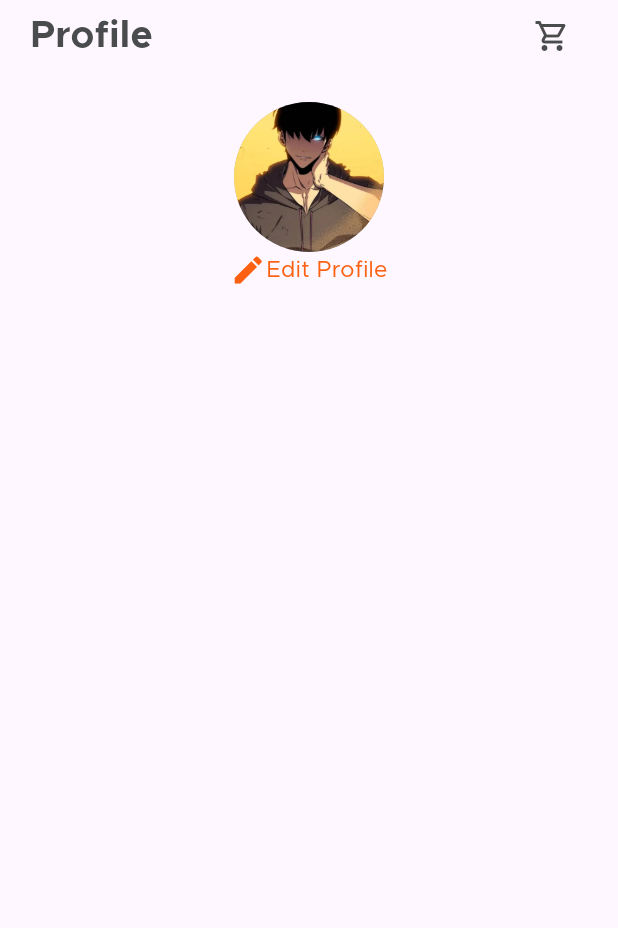
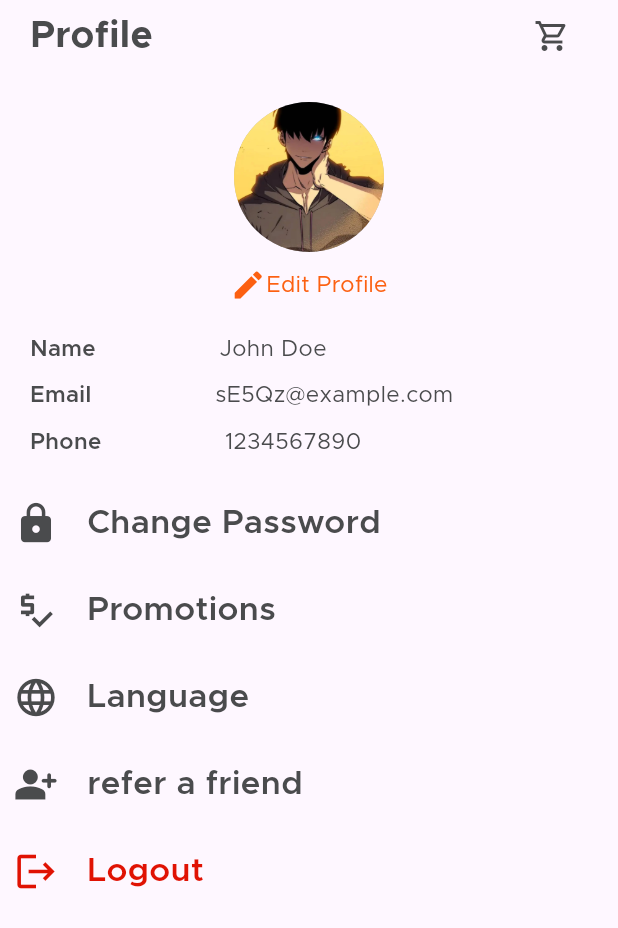
Before and after one commit to Mani1820/Meal-monkey_-Food-delivery-app, a Flutter app: the ProfileScreen screen opened directly, on a phone screen of 412 x 824 dp. Shown: the top 928 px of the screen. Run offline on Flutter 3.47's test engine with Material 3 defaults, Android fonts, the light colour scheme and no system bars; missing offline and left inert: otp_pin_field; network calls fail.

Commit message:
Add MoreScreen navigation and enhance ProfileScreen with new profile elements

```diff
--- a/lib/Screens/main_screen.dart
+++ b/lib/Screens/main_screen.dart
@@ -1,6 +1,7 @@
 import 'package:flutter/material.dart';
 import 'package:meal_monkey/Screens/Home/home_screen.dart';
 import 'package:meal_monkey/Screens/Menu/menu_screen.dart';
+import 'package:meal_monkey/Screens/more/more_screen.dart';
 import 'package:meal_monkey/Screens/offers/offer_screen.dart';
 import 'package:meal_monkey/Screens/profile/profile_screen.dart';
 import 'package:meal_monkey/common/color_entension.dart';
@@ -106,7 +107,7 @@ class _MainScreenState extends State<MainScreen> {
               onTap: () {
                 setState(() {
                   selectedPage = 4;
-                  bucketChild = HomeScreen();
+                  bucketChild = MoreScreen();
                 });
               },
             ),
--- a/lib/Screens/profile/profile_screen.dart
+++ b/lib/Screens/profile/profile_screen.dart
@@ -1,5 +1,7 @@
 import 'package:flutter/material.dart';
 import 'package:meal_monkey/common/color_entension.dart';
+import 'package:meal_monkey/common_widget/profile_element.dart';
+import 'package:meal_monkey/common_widget/profile_element2.dart';
 
 class ProfileScreen extends StatelessWidget {
   const ProfileScreen({super.key});
@@ -43,10 +45,13 @@ class ProfileScreen extends StatelessWidget {
             radius: 50,
             backgroundColor: ColorExtension.placeholder,
           ),
+          SizedBox(
+            height: 10,
+          ),
           Row(
             mainAxisAlignment: MainAxisAlignment.center,
             children: [
-                Icon(Icons.edit, color: ColorExtension.primaryBg),
+              Icon(Icons.edit, color: ColorExtension.primaryBg),
               Text(
                 'Edit Profile',
                 style: TextStyle(
@@ -57,7 +62,78 @@ class ProfileScreen extends StatelessWidget {
                 ),
               ),
             ],
-          )
+          ),
+          SizedBox(
+            height: 20,
+          ),
+          ProfileElement(title: 'Name', subtitle: 'John Doe'),
+          SizedBox(
+            height: 10,
+          ),
+          ProfileElement(title: 'Email', subtitle: 'sE5Qz@example.com'),
+          SizedBox(
+            height: 10,
+          ),
+          ProfileElement(title: 'Phone', subtitle: '1234567890'),
+          SizedBox(
+            height: 20,
+          ),
+          ProfileElement2(
+            icon: Icons.lock,
+            text: 'Change Password',
+          ),
+          SizedBox(
+            height: 10,
+          ),
+          ProfileElement2(
+            icon: Icons.price_check_outlined,
+            text: 'Promotions',
+          ),
+          SizedBox(
+            height: 10,
+          ),
+          ProfileElement2(
+            icon: Icons.language,
+            text: 'Language',
+          ),
+          SizedBox(
+            height: 10,
+          ),
+          ProfileElement2(
+            icon: Icons.person_add_alt_rounded,
+            text: 'refer a friend',
+          ),
+          SizedBox(
+            height: 10,
+          ),
+          Row(
+            crossAxisAlignment: CrossAxisAlignment.center,
+            mainAxisAlignment: MainAxisAlignment.start,
+            children: [
+              IconButton(
+                onPressed: () {},
+                icon: Icon(
+                  Icons.logout,
+                  size: 30,
+                  color: const Color.fromARGB(255, 224, 18, 3),
+                ),
+              ),
+              SizedBox(
+                width: 10,
+              ),
+              InkWell(
+                onTap: () {},
+                child: Text(
+                  'Logout',
+                  style: TextStyle(
+                      fontFamily: 'Metropolis',
+                      fontSize: 22,
+                      fontWeight: FontWeight.w600,
+                      color: const Color.fromARGB(255, 224, 18, 3)),
+                ),
+              ),
+            ],
+          ),
         ],
       ),
     );
--- /dev/null
+++ b/lib/common_widget/profile_element.dart
@@ -0,0 +1,45 @@
+import 'package:flutter/material.dart';
+import 'package:meal_monkey/common/color_entension.dart';
+
+class ProfileElement extends StatelessWidget {
+  const ProfileElement(
+      {super.key, required this.title, required this.subtitle});
+
+  final String title;
+  final String subtitle;
+
+  @override
+  Widget build(BuildContext context) {
+    final Size media = MediaQuery.of(context).size;
+
+    return Padding(
+      padding: const EdgeInsets.symmetric(horizontal: 20.0),
+      child: Row(
+        crossAxisAlignment: CrossAxisAlignment.center,
+        children: [
+          Text(
+            title,
+            style: TextStyle(
+              fontFamily: 'Metropolis',
+              fontSize: 15,
+              fontWeight: FontWeight.w600,
+              color: ColorExtension.primaryText,
+            ),
+          ),
+          SizedBox(
+            width: media.width * 0.2,
+          ),
+          Text(
+           subtitle,
+            style: TextStyle(
+              fontFamily: 'Metropolis',
+              fontSize: 15,
+              fontWeight: FontWeight.w400,
+              color: ColorExtension.primaryText,
+            ),
+          ),
+        ],
+      ),
+    );
+  }
+}
--- /dev/null
+++ b/lib/common_widget/profile_element2.dart
@@ -0,0 +1,44 @@
+import 'package:flutter/material.dart';
+import 'package:meal_monkey/common/color_entension.dart';
+
+class ProfileElement2 extends StatelessWidget {
+  const ProfileElement2({
+    super.key,
+    required this.icon,
+    required this.text,
+  });
+
+  final IconData icon;
+  final String text;
+
+  @override
+  Widget build(BuildContext context) {
+    return Row(
+        crossAxisAlignment: CrossAxisAlignment.center,
+        mainAxisAlignment: MainAxisAlignment.start,
+        children: [
+          IconButton(
+            onPressed: () {},
+            icon: Icon(
+              icon,
+              size: 30,
+              color: ColorExtension.primaryText,
+            ),
+          ),
+          SizedBox(
+            width: 10,
+          ),
+          InkWell(
+            onTap: () {},
+            child: Text(
+              text,
+              style: TextStyle(
+                  fontFamily: 'Metropolis',
+                  fontSize: 22,
+                  fontWeight: FontWeight.w600,
+                  color: ColorExtension.primaryText),
+            ),
+          ),
+        ]);
+  }
+}
```
Also changed, not shown: lib/Screens/more/more_screen.dart (added, +313 -0 lines).
